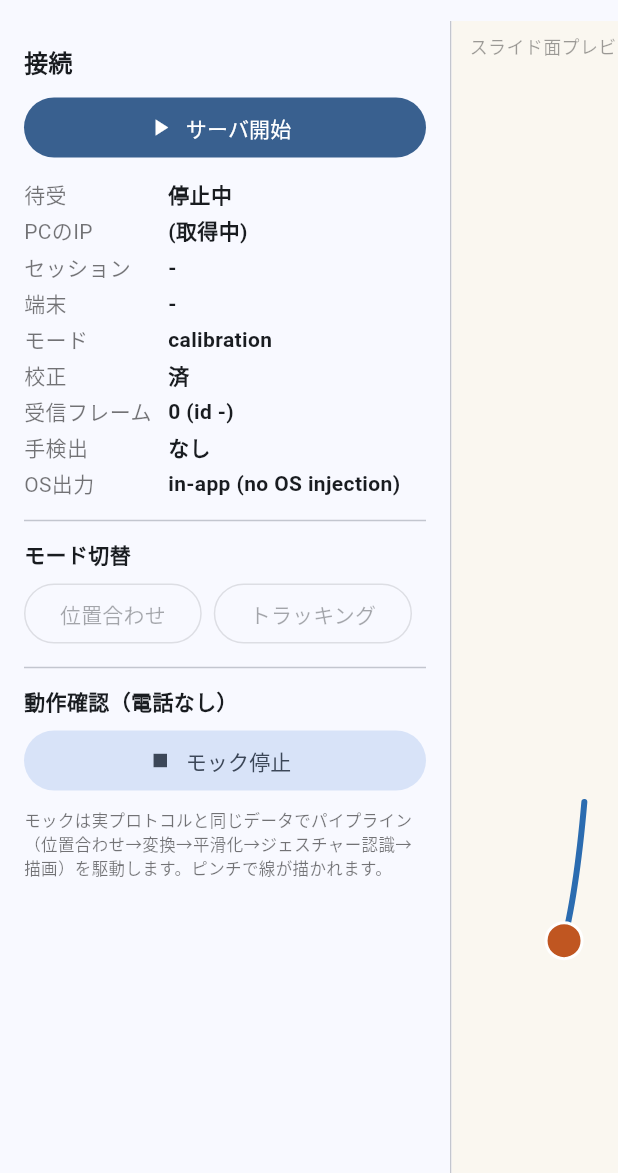
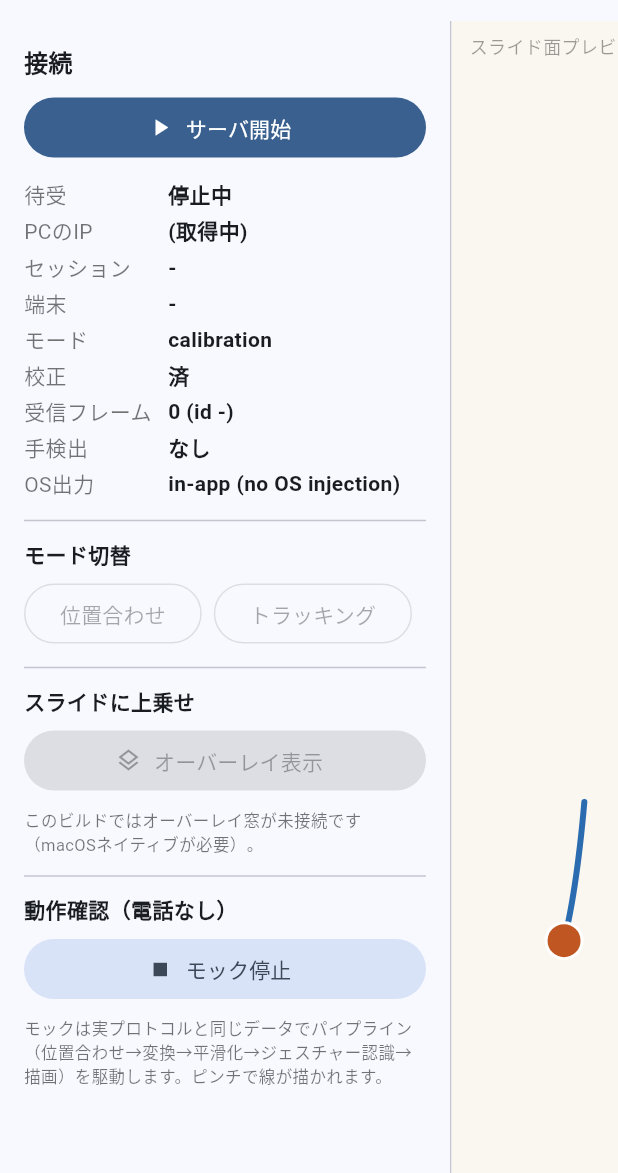
Before and after one commit to KIT-DevelopersHub/screact, a Flutter app: the screen it shows after launch, after a tap on "モックの手を流す", on a phone screen of 412 x 824 dp, the part 63-1236 px from its top. Run offline on Flutter 3.47's test engine with Material 3 defaults, Android fonts, the phone set to English and light mode, and no system bars.

Commit message:
feat(desktop): オーバーレイモード切替UI（スライドに上乗せ）
OverlayWindowController がネイティブ窓と MethodChannel で接続。
パネルに「オーバーレイ表示」を追加し、オーバーレイ中は背景を完全透過にして
インクとポインタだけを描画。ネイティブ側の脱出/突入通知でUI状態を同期。
ネイティブ未接続ビルドではボタン無効化の劣化動作。

Co-Authored-By: Claude Fable 5 <noreply@anthropic.com>

```diff
--- /dev/null
+++ b/desktop/lib/platform/overlay_window.dart
@@ -0,0 +1,63 @@
+import 'package:flutter/services.dart';
+
+/// macOSネイティブの「オーバーレイ窓」（透過・最前面・クリック透過）との境界。
+/// スライドの上にインクを重ねるモードの入退場を担う。
+/// ネイティブ未接続（他OS・旧ビルド）では isAvailable=false のまま劣化動作し、
+/// 共通UIは通常モードだけで動き続ける。
+class OverlayWindowController {
+  static const MethodChannel channel = MethodChannel('yubiboard/overlay_window');
+
+  /// ネイティブ側の脱出経路（メニューバー/ホットキー）で解除された時に呼ばれる。
+  final VoidCallback? onExited;
+
+  /// ネイティブ側のホットキーでオーバーレイに入った時に呼ばれる。
+  final VoidCallback? onEntered;
+
+  bool _available = false;
+  bool get isAvailable => _available;
+
+  OverlayWindowController({this.onExited, this.onEntered}) {
+    channel.setMethodCallHandler(_onNativeCall);
+  }
+
+  Future<dynamic> _onNativeCall(MethodCall call) async {
+    switch (call.method) {
+      case 'overlayExited':
+        onExited?.call();
+      case 'overlayEntered':
+        onEntered?.call();
+    }
+  }
+
+  /// ネイティブ実装の有無を調べる（無ければ以後の enter/exit は no-op）。
+  Future<bool> probe() async {
+    try {
+      _available = await channel.invokeMethod<bool>('isAvailable') ?? false;
+    } on MissingPluginException {
+      _available = false;
+    } on PlatformException {
+      _available = false;
+    }
+    return _available;
+  }
+
+  /// オーバーレイモードへ（透過・最前面・クリック透過・全画面）。
+  Future<bool> enter() async {
+    if (!_available) return false;
+    try {
+      return await channel.invokeMethod<bool>('enterOverlay') ?? false;
+    } on PlatformException {
+      return false;
+    }
+  }
+
+  /// 通常ウィンドウへ戻す。
+  Future<void> exit() async {
+    if (!_available) return;
+    try {
+      await channel.invokeMethod('exitOverlay');
+    } on PlatformException {
+      // 失敗してもUI側は通常モードへ戻す（ネイティブ側の脱出経路が別にある）
+    }
+  }
+}
--- a/desktop/lib/ui/home_page.dart
+++ b/desktop/lib/ui/home_page.dart
@@ -8,6 +8,7 @@ import '../core/mock_hand.dart';
 import '../core/pointer_state.dart';
 import '../net/input_server.dart';
 import '../platform/desktop_bridge.dart';
+import '../platform/overlay_window.dart';
 import 'overlay_canvas.dart';
 
 /// 共通の操作面＋オーバーレイのライブプレビュー。macOSではこれ自体がアプリの
@@ -29,11 +30,22 @@ class _HomePageState extends State<HomePage> {
   Timer? _mockTimer;
   int _mockI = 0;
 
+  late final OverlayWindowController _overlayWin;
+  bool _overlayOn = false;
+  bool _overlayAvailable = false;
+
   static const int _port = 8765;
 
   @override
   void initState() {
     super.initState();
+    _overlayWin = OverlayWindowController(
+      onExited: () => setState(() => _overlayOn = false),
+      onEntered: () => setState(() => _overlayOn = true),
+    );
+    _overlayWin.probe().then((ok) {
+      if (mounted) setState(() => _overlayAvailable = ok);
+    });
     _loadIps();
   }
 
@@ -97,8 +109,23 @@ class _HomePageState extends State<HomePage> {
     setState(() {});
   }
 
+  /// スライドの上にインクを重ねるオーバーレイモードへ。
+  /// 解除はメニューバーのアイコン or Cmd+Shift+O（ネイティブ側の脱出経路）。
+  Future<void> _enterOverlay() async {
+    final ok = await _overlayWin.enter();
+    if (ok && mounted) setState(() => _overlayOn = true);
+  }
+
   @override
   Widget build(BuildContext context) {
+    if (_overlayOn) {
+      // オーバーレイモード: 背景を完全透過にし、インクとポインタだけ描画する。
+      // 窓はネイティブ側でクリック透過になっているため操作UIは出さない。
+      return Material(
+        type: MaterialType.transparency,
+        child: SizedBox.expand(child: OverlayCanvas(model: _overlay)),
+      );
+    }
     final running = _server != null;
     return Scaffold(
       appBar: AppBar(
@@ -168,6 +195,23 @@ class _HomePageState extends State<HomePage> {
           ),
         ]),
         const Divider(height: 24),
+        const Text('スライドに上乗せ', style: TextStyle(fontWeight: FontWeight.bold)),
+        const SizedBox(height: 6),
+        FilledButton.icon(
+          onPressed: _overlayAvailable ? _enterOverlay : null,
+          icon: const Icon(Icons.layers_outlined),
+          label: const Text('オーバーレイ表示'),
+        ),
+        const SizedBox(height: 8),
+        Text(
+          _overlayAvailable
+              ? 'ウィンドウを透過・最前面・クリック透過にして全画面へ広げ、'
+                  'スライドの上にインクとポインタだけを重ねます。'
+                  '解除はメニューバーの ✏ アイコン、または ⌘⇧O。'
+              : 'このビルドではオーバーレイ窓が未接続です（macOSネイティブが必要）。',
+          style: const TextStyle(fontSize: 11, color: Colors.black54),
+        ),
+        const Divider(height: 24),
         const Text('動作確認（電話なし）', style: TextStyle(fontWeight: FontWeight.bold)),
         const SizedBox(height: 6),
         FilledButton.tonalIcon(
```
